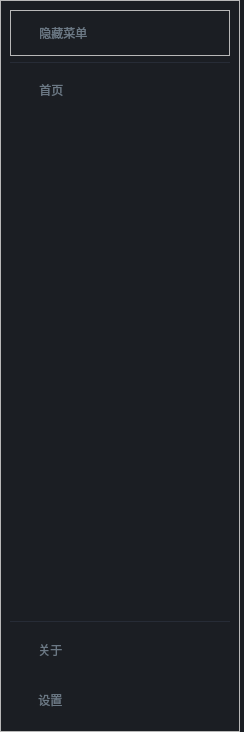
Before: the Qt Designer form src/perfcat/ui/layout/left_menu/ui_left_menu.ui in kaluluosi/PerformanceCatcher, drawn with Qt 5.
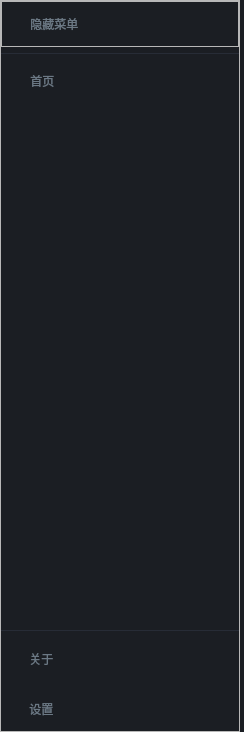
After: the same form once the commit is applied. Icons and pictures are not drawn.

Diff of the .ui file:
```diff
--- a/src/perfcat/ui/layout/left_menu/ui_left_menu.ui
+++ b/src/perfcat/ui/layout/left_menu/ui_left_menu.ui
@@ -135,6 +135,18 @@
       <enum>QFrame::Raised</enum>
      </property>
      <layout class="QVBoxLayout" name="verticalLayout_6">
+      <property name="leftMargin">
+       <number>0</number>
+      </property>
+      <property name="topMargin">
+       <number>0</number>
+      </property>
+      <property name="rightMargin">
+       <number>0</number>
+      </property>
+      <property name="bottomMargin">
+       <number>0</number>
+      </property>
       <item>
        <widget class="QFrame" name="top">
         <property name="maximumSize">
@@ -220,8 +232,8 @@
           <rect>
            <x>0</x>
            <y>0</y>
-           <width>220</width>
-           <height>553</height>
+           <width>238</width>
+           <height>571</height>
           </rect>
          </property>
          <layout class="QVBoxLayout" name="verticalLayout_2">
```
Left out of the diff: 10 changed lines with no effect on the pictures.
